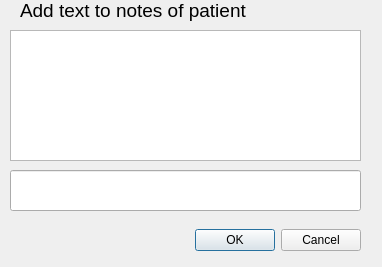
Before: the Qt Designer form screens/addnotesdialog.ui in PCSchool/demonstrator, drawn with Qt 5.
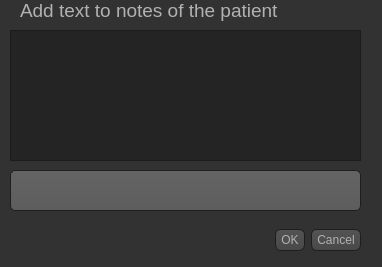
After: the same form once the commit is applied. Icons and pictures are not drawn.

```diff
--- a/screens/addnotesdialog.ui
+++ b/screens/addnotesdialog.ui
@@ -13,6 +13,474 @@
   <property name="windowTitle">
    <string>Dialog</string>
   </property>
+  <property name="styleSheet">
+   <string notr="true">QToolTip
+{
+     border: 1px solid black;
+     background-color: #ffa02f;
+     padding: 1px;
+     border-radius: 3px;
+     opacity: 100;
+}
+
+QWidget
+{
+    color: #b1b1b1;
+    background-color: #323232;
+}
+
+QWidget:item:hover
+{
+    background-color: QLinearGradient( x1: 0, y1: 0, x2: 0, y2: 1, stop: 0 #ffa02f, stop: 1 #ca0619);
+    color: #000000;
+}
+
+QWidget:item:selected
+{
+    background-color: QLinearGradient( x1: 0, y1: 0, x2: 0, y2: 1, stop: 0 #ffa02f, stop: 1 #d7801a);
+}
+
+QMenuBar::item
+{
+    background: transparent;
+}
+
+QMenuBar::item:selected
+{
+    background: transparent;
+    border: 1px solid #ffaa00;
+}
+
+QMenuBar::item:pressed
+{
+    background: #444;
+    border: 1px solid #000;
+    background-color: QLinearGradient(
+        x1:0, y1:0,
+        x2:0, y2:1,
+        stop:1 #212121,
+        stop:0.4 #343434/*,
+        stop:0.2 #343434,
+        stop:0.1 #ffaa00*/
+    );
+    margin-bottom:-1px;
+    padding-bottom:1px;
+}
+
+QMenu
+{
+    border: 1px solid #000;
+}
+
+QMenu::item
+{
+    padding: 2px 20px 2px 20px;
+}
+
+QMenu::item:selected
+{
+    color: #000000;
+}
+
+QWidget:disabled
+{
+    color: #404040;
+    background-color: #323232;
+}
+
+QAbstractItemView
+{
+    background-color: QLinearGradient( x1: 0, y1: 0, x2: 0, y2: 1, stop: 0 #4d4d4d, stop: 0.1 #646464, stop: 1 #5d5d5d);
+}
+
+QWidget:focus
+{
+    /*border: 2px solid QLinearGradient( x1: 0, y1: 0, x2: 0, y2: 1, stop: 0 #ffa02f, stop: 1 #d7801a);*/
+}
+
+QLineEdit
+{
+    background-color: QLinearGradient( x1: 0, y1: 0, x2: 0, y2: 1, stop: 0 #4d4d4d, stop: 0 #646464, stop: 1 #5d5d5d);
+    padding: 1px;
+    border-style: solid;
+    border: 1px solid #1e1e1e;
+    border-radius: 5;
+}
+
+QPushButton
+{
+    color: #b1b1b1;
+    background-color: QLinearGradient( x1: 0, y1: 0, x2: 0, y2: 1, stop: 0 #565656, stop: 0.1 #525252, stop: 0.5 #4e4e4e, stop: 0.9 #4a4a4a, stop: 1 #464646);
+    border-width: 1px;
+    border-color: #1e1e1e;
+    border-style: solid;
+    border-radius: 6;
+    padding: 3px;
+    font-size: 12px;
+    padding-left: 5px;
+    padding-right: 5px;
+}
+
+QPushButton:pressed
+{
+    background-color: QLinearGradient( x1: 0, y1: 0, x2: 0, y2: 1, stop: 0 #2d2d2d, stop: 0.1 #2b2b2b, stop: 0.5 #292929, stop: 0.9 #282828, stop: 1 #252525);
+}
+
+QComboBox
+{
+    selection-background-color: #ffaa00;
+    background-color: QLinearGradient( x1: 0, y1: 0, x2: 0, y2: 1, stop: 0 #565656, stop: 0.1 #525252, stop: 0.5 #4e4e4e, stop: 0.9 #4a4a4a, stop: 1 #464646);
+    border-style: solid;
+    border: 1px solid #1e1e1e;
+    border-radius: 5;
+}
+
+QComboBox:hover,QPushButton:hover
+{
+    border: 2px solid QLinearGradient( x1: 0, y1: 0, x2: 0, y2: 1, stop: 0 #ffa02f, stop: 1 #d7801a);
+}
+
+
+QComboBox:on
+{
+    padding-top: 3px;
+    padding-left: 4px;
+    background-color: QLinearGradient( x1: 0, y1: 0, x2: 0, y2: 1, stop: 0 #2d2d2d, stop: 0.1 #2b2b2b, stop: 0.5 #292929, stop: 0.9 #282828, stop: 1 #252525);
+    selection-background-color: #ffaa00;
+}
+
+QComboBox QAbstractItemView
+{
+    border: 2px solid darkgray;
+    selection-background-color: QLinearGradient( x1: 0, y1: 0, x2: 0, y2: 1, stop: 0 #ffa02f, stop: 1 #d7801a);
+}
+
+QComboBox::drop-down
+{
+     subcontrol-origin: padding;
+     subcontrol-position: top right;
+     width: 15px;
+
+     border-left-width: 0px;
+     border-left-color: darkgray;
+     border-left-style: solid; /* just a single line */
+     border-top-right-radius: 3px; /* same radius as the QComboBox */
+     border-bottom-right-radius: 3px;
+ }
+
+QComboBox::down-arrow
+{
+     image: url(:/down_arrow.png);
+}
+
+QGroupBox:focus
+{
+border: 2px solid QLinearGradient( x1: 0, y1: 0, x2: 0, y2: 1, stop: 0 #ffa02f, stop: 1 #d7801a);
+}
+
+QTextEdit:focus
+{
+    border: 2px solid QLinearGradient( x1: 0, y1: 0, x2: 0, y2: 1, stop: 0 #ffa02f, stop: 1 #d7801a);
+}
+
+QScrollBar:horizontal {
+     border: 1px solid #222222;
+     background: QLinearGradient( x1: 0, y1: 0, x2: 0, y2: 1, stop: 0.0 #121212, stop: 0.2 #282828, stop: 1 #484848);
+     height: 7px;
+     margin: 0px 16px 0 16px;
+}
+
+QScrollBar::handle:horizontal
+{
+      background: QLinearGradient( x1: 0, y1: 0, x2: 1, y2: 0, stop: 0 #ffa02f, stop: 0.5 #d7801a, stop: 1 #ffa02f);
+      min-height: 20px;
+      border-radius: 2px;
+}
+
+QScrollBar::add-line:horizontal {
+      border: 1px solid #1b1b19;
+      border-radius: 2px;
+      background: QLinearGradient( x1: 0, y1: 0, x2: 1, y2: 0, stop: 0 #ffa02f, stop: 1 #d7801a);
+      width: 14px;
+      subcontrol-position: right;
+      subcontrol-origin: margin;
+}
+
+QScrollBar::sub-line:horizontal {
+      border: 1px solid #1b1b19;
+      border-radius: 2px;
+      background: QLinearGradient( x1: 0, y1: 0, x2: 1, y2: 0, stop: 0 #ffa02f, stop: 1 #d7801a);
+      width: 14px;
+     subcontrol-position: left;
+     subcontrol-origin: margin;
+}
+
+QScrollBar::right-arrow:horizontal, QScrollBar::left-arrow:horizontal
+{
+      border: 1px solid black;
+      width: 1px;
+      height: 1px;
+      background: white;
+}
+
+QScrollBar::add-page:horizontal, QScrollBar::sub-page:horizontal
+{
+      background: none;
+}
+
+QScrollBar:vertical
+{
+      background: QLinearGradient( x1: 0, y1: 0, x2: 1, y2: 0, stop: 0.0 #121212, stop: 0.2 #282828, stop: 1 #484848);
+      width: 7px;
+      margin: 16px 0 16px 0;
+      border: 1px solid #222222;
+}
+
+QScrollBar::handle:vertical
+{
+      background: QLinearGradient( x1: 0, y1: 0, x2: 0, y2: 1, stop: 0 #ffa02f, stop: 0.5 #d7801a, stop: 1 #ffa02f);
+      min-height: 20px;
+      border-radius: 2px;
+}
+
+QScrollBar::add-line:vertical
+{
+      border: 1px solid #1b1b19;
+      border-radius: 2px;
+      background: QLinearGradient( x1: 0, y1: 0, x2: 0, y2: 1, stop: 0 #ffa02f, stop: 1 #d7801a);
+      height: 14px;
+      subcontrol-position: bottom;
+      subcontrol-origin: margin;
+}
+
+QScrollBar::sub-line:vertical
+{
+      border: 1px solid #1b1b19;
+      border-radius: 2px;
+      background: QLinearGradient( x1: 0, y1: 0, x2: 0, y2: 1, stop: 0 #d7801a, stop: 1 #ffa02f);
+      height: 14px;
+      subcontrol-position: top;
+      subcontrol-origin: margin;
+}
+
+QScrollBar::up-arrow:vertical, QScrollBar::down-arrow:vertical
+{
+      border: 1px solid black;
+      width: 1px;
+      height: 1px;
+      background: white;
+}
+
+
+QScrollBar::add-page:vertical, QScrollBar::sub-page:vertical
+{
+      background: none;
+}
+
+QTextEdit
+{
+    background-color: #242424;
+}
+
+QPlainTextEdit
+{
+    background-color: #242424;
+}
+
+QHeaderView::section
+{
+    background-color: QLinearGradient(x1:0, y1:0, x2:0, y2:1, stop:0 #616161, stop: 0.5 #505050, stop: 0.6 #434343, stop:1 #656565);
+    color: white;
+    padding-left: 4px;
+    border: 1px solid #6c6c6c;
+}
+
+QCheckBox:disabled
+{
+color: #414141;
+}
+
+QDockWidget::title
+{
+    text-align: center;
+    spacing: 3px; /* spacing between items in the tool bar */
+    background-color: QLinearGradient(x1:0, y1:0, x2:0, y2:1, stop:0 #323232, stop: 0.5 #242424, stop:1 #323232);
+}
+
+QDockWidget::close-button, QDockWidget::float-button
+{
+    text-align: center;
+    spacing: 1px; /* spacing between items in the tool bar */
+    background-color: QLinearGradient(x1:0, y1:0, x2:0, y2:1, stop:0 #323232, stop: 0.5 #242424, stop:1 #323232);
+}
+
+QDockWidget::close-button:hover, QDockWidget::float-button:hover
+{
+    background: #242424;
+}
+
+QDockWidget::close-button:pressed, QDockWidget::float-button:pressed
+{
+    padding: 1px -1px -1px 1px;
+}
+
+QMainWindow::separator
+{
+    background-color: QLinearGradient(x1:0, y1:0, x2:0, y2:1, stop:0 #161616, stop: 0.5 #151515, stop: 0.6 #212121, stop:1 #343434);
+    color: white;
+    padding-left: 4px;
+    border: 1px solid #4c4c4c;
+    spacing: 3px; /* spacing between items in the tool bar */
+}
+
+QMainWindow::separator:hover
+{
+
+    background-color: QLinearGradient(x1:0, y1:0, x2:0, y2:1, stop:0 #d7801a, stop:0.5 #b56c17 stop:1 #ffa02f);
+    color: white;
+    padding-left: 4px;
+    border: 1px solid #6c6c6c;
+    spacing: 3px; /* spacing between items in the tool bar */
+}
+
+QToolBar::handle
+{
+     spacing: 3px; /* spacing between items in the tool bar */
+     background: url(:/images/handle.png);
+}
+
+QMenu::separator
+{
+    height: 2px;
+    background-color: QLinearGradient(x1:0, y1:0, x2:0, y2:1, stop:0 #161616, stop: 0.5 #151515, stop: 0.6 #212121, stop:1 #343434);
+    color: white;
+    padding-left: 4px;
+    margin-left: 10px;
+    margin-right: 5px;
+}
+
+QProgressBar
+{
+    border: 2px solid grey;
+    border-radius: 5px;
+    text-align: center;
+}
+
+QProgressBar::chunk
+{
+    background-color: #d7801a;
+    width: 2.15px;
+    margin: 0.5px;
+}
+
+QTabBar::tab {
+    color: #b1b1b1;
+    border: 1px solid #444;
+    border-bottom-style: none;
+    background-color: #323232;
+    padding-left: 10px;
+    padding-right: 10px;
+    padding-top: 3px;
+    padding-bottom: 2px;
+    margin-right: -1px;
+}
+
+QTabWidget::pane {
+    border: 1px solid #444;
+    top: 1px;
+}
+
+QTabBar::tab:last
+{
+    margin-right: 0; /* the last selected tab has nothing to overlap with on the right */
+    border-top-right-radius: 3px;
+}
+
+QTabBar::tab:first:!selected
+{
+ margin-left: 0px; /* the last selected tab has nothing to overlap with on the right */
+
+
+    border-top-left-radius: 3px;
+}
+
+QTabBar::tab:!selected
+{
+    color: #b1b1b1;
+    border-bottom-style: solid;
+    margin-top: 3px;
+    background-color: QLinearGradient(x1:0, y1:0, x2:0, y2:1, stop:1 #212121, stop:.4 #343434);
+}
+
+QTabBar::tab:selected
+{
+    border-top-left-radius: 3px;
+    border-top-right-radius: 3px;
+    margin-bottom: 0px;
+}
+
+QTabBar::tab:!selected:hover
+{
+    /*border-top: 2px solid #ffaa00;
+    padding-bottom: 3px;*/
+    border-top-left-radius: 3px;
+    border-top-right-radius: 3px;
+    background-color: QLinearGradient(x1:0, y1:0, x2:0, y2:1, stop:1 #212121, stop:0.4 #343434, stop:0.2 #343434, stop:0.1 #ffaa00);
+}
+
+QRadioButton::indicator:checked, QRadioButton::indicator:unchecked{
+    color: #b1b1b1;
+    background-color: #323232;
+    border: 1px solid #b1b1b1;
+    border-radius: 6px;
+}
+
+QRadioButton::indicator:checked
+{
+    background-color: qradialgradient(
+        cx: 0.5, cy: 0.5,
+        fx: 0.5, fy: 0.5,
+        radius: 1.0,
+        stop: 0.25 #ffaa00,
+        stop: 0.3 #323232
+    );
+}
+
+QCheckBox::indicator{
+    color: #b1b1b1;
+    background-color: #323232;
+    border: 1px solid #b1b1b1;
+    width: 9px;
+    height: 9px;
+}
+
+QRadioButton::indicator
+{
+    border-radius: 6px;
+}
+
+QRadioButton::indicator:hover, QCheckBox::indicator:hover
+{
+    border: 1px solid #ffaa00;
+}
+
+QCheckBox::indicator:checked
+{
+    image:url(:/images/checkbox.png);
+}
+
+QCheckBox::indicator:disabled, QRadioButton::indicator:disabled
+{
+    border: 1px solid #444;
+}
+QCheckBox::indicator:checked
+{
+    background-color: white;
+}
+QFormLayout::indicator {
+	border: 0px solid pink
+}</string>
+  </property>
   <widget class="QDialogButtonBox" name="buttonBox">
    <property name="geometry">
     <rect>
@@ -44,7 +512,7 @@
     </font>
    </property>
    <property name="text">
-    <string>Add text to notes of patient</string>
+    <string>Add text to notes of the patient</string>
    </property>
   </widget>
   <widget class="QTextEdit" name="tbTextRead">
```
Left out of the diff: 3 changed lines with no effect on the pictures.
